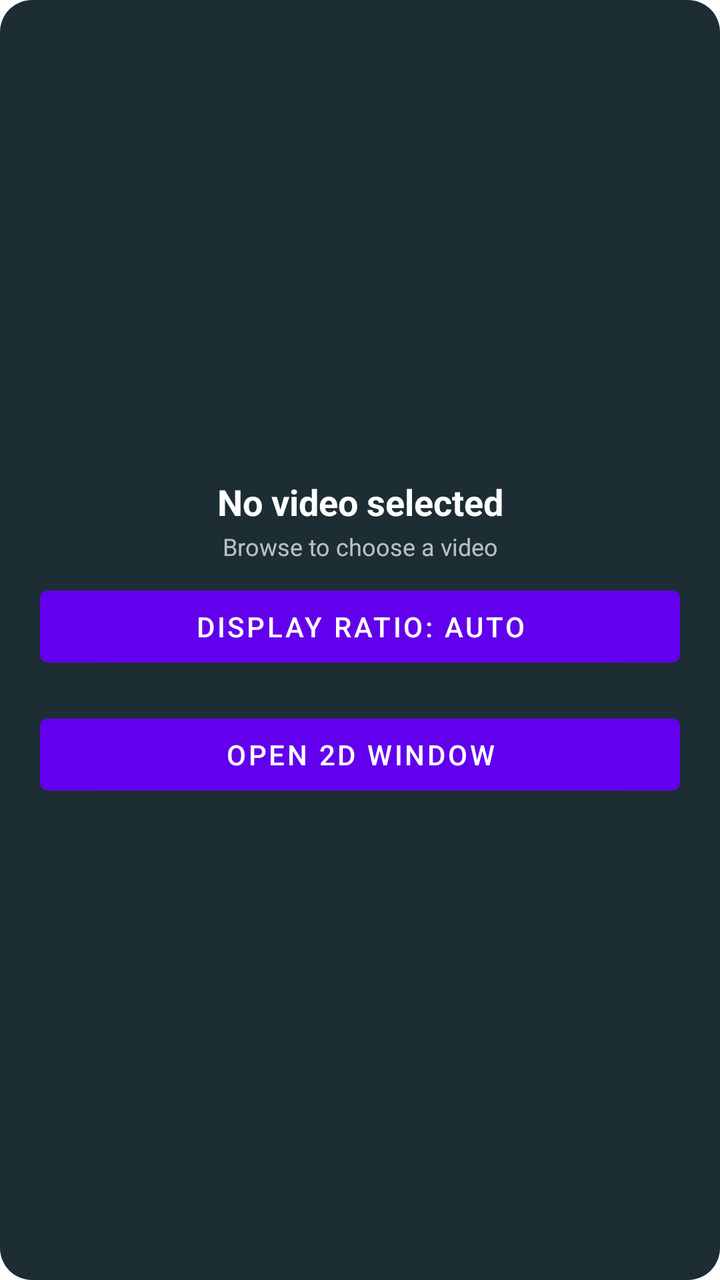
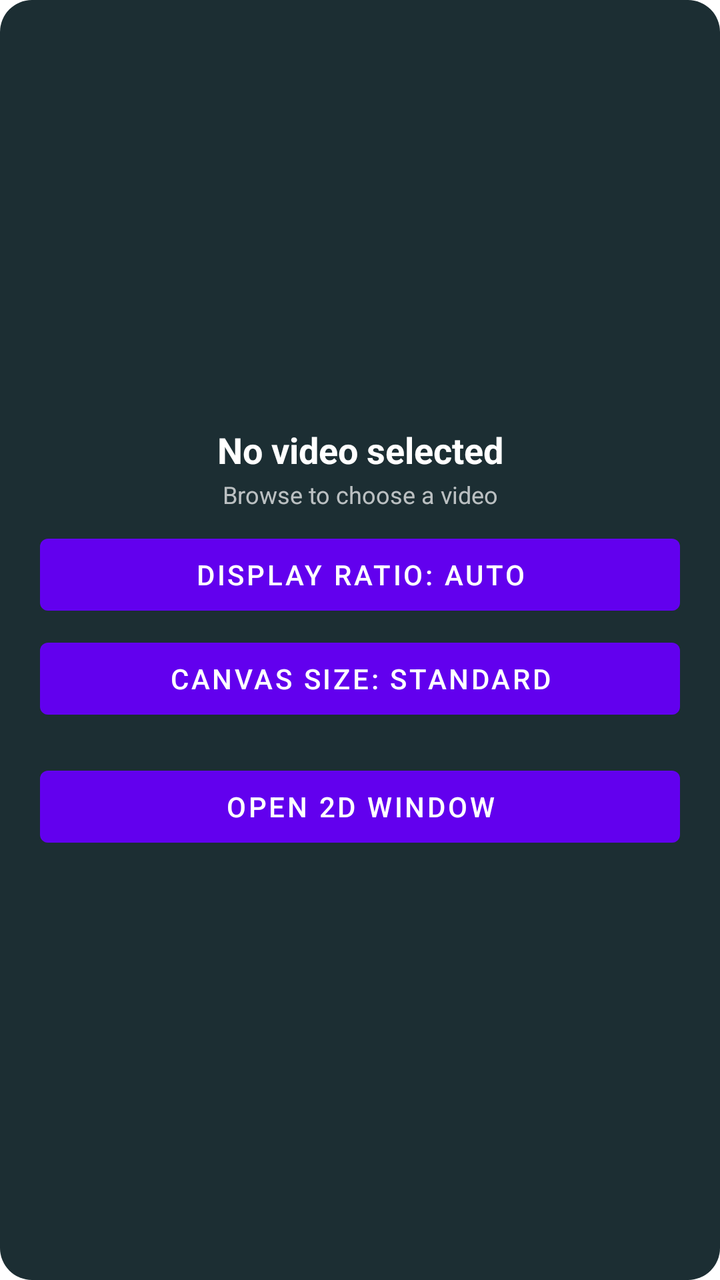

Screens rendered from an Android XML layout before and after an edit, with the pre-edit source and the edit as a unified diff.
<!-- AndroidManifest.xml: fallback theme Theme.MaterialComponents.DayNight.NoActionBar -->
<!-- res/layout/mode_panel.xml -->
<?xml version="1.0" encoding="utf-8" ?>
<LinearLayout
  xmlns:android="http://schemas.android.com/apk/res/android"
  android:layout_width="match_parent"
  android:layout_height="match_parent"
  android:orientation="vertical"
  android:gravity="center"
  android:background="@drawable/layout_bg"
  android:padding="20dp"
>
  <TextView
    android:id="@+id/current_media_title"
    android:layout_width="match_parent"
    android:layout_height="wrap_content"
    android:ellipsize="end"
    android:gravity="center"
    android:lines="1"
    android:text="No video selected"
    android:textColor="@android:color/white"
    android:textSize="18sp"
    android:textStyle="bold"
  />
  <TextView
    android:id="@+id/current_media_detail"
    android:layout_width="match_parent"
    android:layout_height="wrap_content"
    android:layout_marginTop="2dp"
    android:ellipsize="end"
    android:gravity="center"
    android:lines="1"
    android:text="Browse to choose a video"
    android:textColor="#B3FFFFFF"
    android:textSize="12sp"
  />
  <Button
    android:id="@+id/retry_media_button"
    android:layout_width="wrap_content"
    android:layout_height="wrap_content"
    android:layout_marginTop="6dp"
    android:text="Retry"
    android:visibility="gone"
  />
  <Button
    android:id="@+id/display_ratio_button"
    android:layout_width="match_parent"
    android:layout_height="wrap_content"
    android:layout_marginTop="8dp"
    android:text="Display ratio: Auto"
  />
  <TextView
    android:id="@+id/debug_build_label"
    android:layout_width="match_parent"
    android:layout_height="wrap_content"
    android:layout_marginTop="6dp"
    android:gravity="center"
    android:textColor="#B3FFFFFF"
    android:textSize="11sp"
    android:visibility="gone"
  />
  <TextView
    android:id="@+id/debug_aspect_detail"
    android:layout_width="match_parent"
    android:layout_height="wrap_content"
    android:layout_marginTop="2dp"
    android:gravity="center"
    android:textColor="#B3FFFFFF"
    android:textSize="10sp"
    android:visibility="gone"
  />
  <Button
    android:id="@+id/debug_aspect_target_button"
    android:layout_width="match_parent"
    android:layout_height="wrap_content"
    android:layout_marginTop="4dp"
    android:text="Target: Default"
    android:visibility="gone"
  />
  <Button
    android:id="@+id/debug_aspect_plan_button"
    android:layout_width="match_parent"
    android:layout_height="wrap_content"
    android:layout_marginTop="4dp"
    android:text="Plan: Plan 1"
    android:visibility="gone"
  />
  <Button
    android:id="@+id/debug_aspect_apply_button"
    android:layout_width="match_parent"
    android:layout_height="wrap_content"
    android:layout_marginTop="4dp"
    android:text="Apply"
    android:visibility="gone"
  />
  <Button
    android:id="@+id/open_2d_button"
    android:layout_width="match_parent"
    android:layout_height="wrap_content"
    android:layout_marginTop="16dp"
    android:text="Open 2D Window"
  />
</LinearLayout>
<!-- resources referenced by this layout -->
<resources>
  <!-- drawable layout_bg (drawable) -->
  <?xml version="1.0" encoding="UTF-8" ?>
  
  <shape xmlns:android="http://schemas.android.com/apk/res/android">
    <solid android:color="#FF1C2E33" />
    <corners android:radius="16dp" />
    <padding
      android:left="0dp"
      android:top="0dp"
      android:right="0dp"
      android:bottom="0dp"
    />
  </shape>
</resources>

<!-- the commit's change to res/layout/mode_panel.xml (unified diff, before → after) -->
@@ -46,6 +46,13 @@
     android:layout_height="wrap_content"
     android:layout_marginTop="8dp"
     android:text="Display ratio: Auto"
+  />
+  <Button
+    android:id="@+id/canvas_size_button"
+    android:layout_width="match_parent"
+    android:layout_height="wrap_content"
+    android:layout_marginTop="4dp"
+    android:text="Canvas size: Standard"
   />
   <TextView
     android:id="@+id/debug_build_label"
